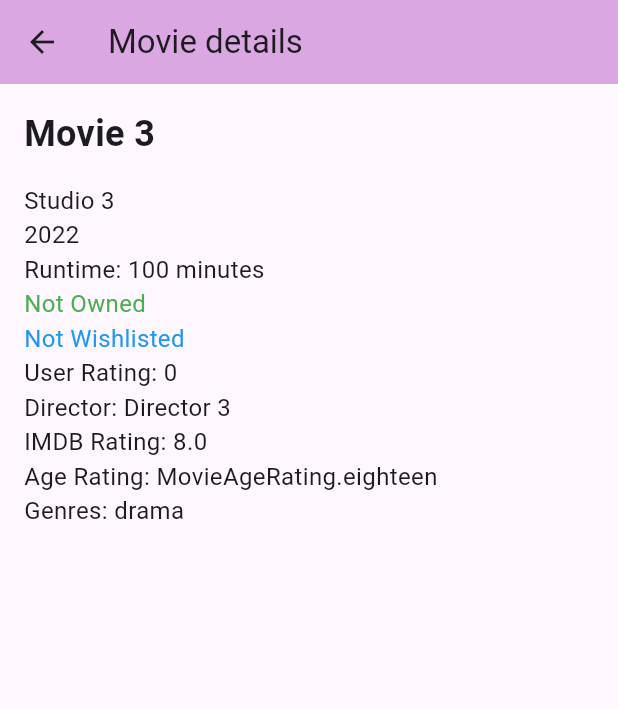
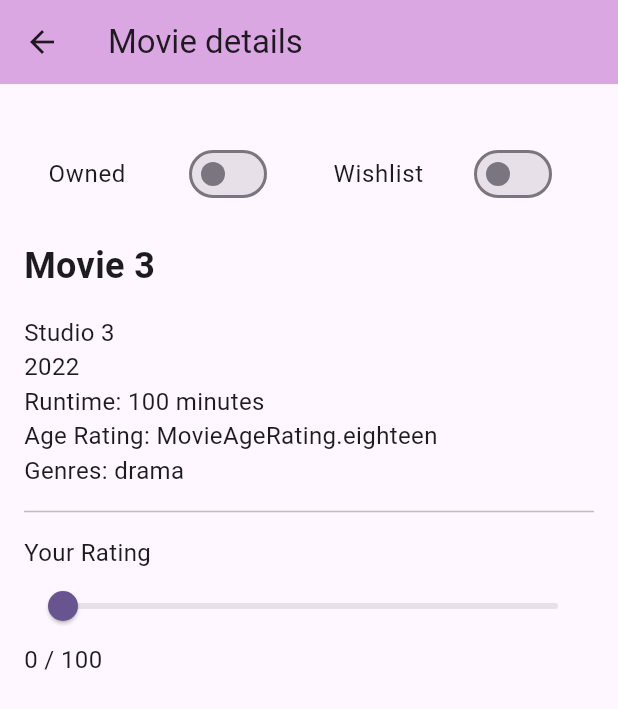
Before and after one commit to Robbo04/Flutter_GeekHobbyApp, a Flutter app: the screen it shows after launch, after a tap on "Movie 3", on a phone screen of 412 x 824 dp. Shown: the top 709 px of the screen. Run offline on Flutter 3.47's test engine with Material 3 defaults, Android fonts, the phone set to English and light mode, and no system bars; our stand-ins replace flutter_dotenv, hive, hive_flutter; accounts and stored records are empty; generated files the repository leaves out were written again; network calls fail.

Commit message:
displays for others /
displays
user rating bar slider

```diff
--- a/app_geek_hobby_app/lib/Classes/Widgets/Detail/item_display.dart
+++ b/app_geek_hobby_app/lib/Classes/Widgets/Detail/item_display.dart
@@ -1,3 +1,4 @@
+import 'package:app_geek_hobby_app/Classes/Widgets/user_rating_bar.dart';
 import 'package:flutter/material.dart';
 
 class ItemDisplay extends StatelessWidget {
@@ -8,6 +9,8 @@ class ItemDisplay extends StatelessWidget {
   final bool wishlisted;
   final ValueChanged<bool> onOwnedChanged;
   final ValueChanged<bool> onWishlistChanged;
+  final int userRating;
+  final ValueChanged<int> onUserRatingChanged;
 
   const ItemDisplay({
     super.key,
@@ -18,7 +21,12 @@ class ItemDisplay extends StatelessWidget {
     required this.wishlisted,
     required this.onOwnedChanged,
     required this.onWishlistChanged,
+    required this.userRating,
+    required this.onUserRatingChanged,
   });
+
+
+
 
   @override
   Widget build(BuildContext context) {
@@ -36,8 +44,7 @@ class ItemDisplay extends StatelessWidget {
                 child: Image.network(imageUrl!, height: 200),
               ),
             const SizedBox(height: 16),
-            ...details,
-            const SizedBox(height: 24),
+            // --- Add the toggles here ---
             Row(
               children: [
                 Expanded(
@@ -67,6 +74,14 @@ class ItemDisplay extends StatelessWidget {
                 ),
               ],
             ),
+            const SizedBox(height: 16),
+            ...details,
+            Divider(height: 32, color: Colors.grey[400]),
+            UserRatingSlider(
+              initialRating: userRating,
+              onChanged: onUserRatingChanged,
+            ),
+            const SizedBox(height: 16),
           ],
         ),
       ),
--- a/app_geek_hobby_app/lib/Classes/Widgets/Detail/movie_display.dart
+++ b/app_geek_hobby_app/lib/Classes/Widgets/Detail/movie_display.dart
@@ -1,73 +1,75 @@
 import 'package:app_geek_hobby_app/Classes/movie.dart';
 import 'package:flutter/material.dart';
+import 'package:app_geek_hobby_app/Classes/Widgets/Detail/item_display.dart';
 
-class MovieDisplay extends StatelessWidget {
+class MovieDisplay extends StatefulWidget {
   final Movie movie;
 
   const MovieDisplay({super.key, required this.movie});
 
   @override
+  State<MovieDisplay> createState() => _MovieDisplayState();
+}
+
+class _MovieDisplayState extends State<MovieDisplay> {
+  late bool owned;
+  late bool wishlisted;
+  late int userRating;
+
+  @override
+  void initState() {
+    super.initState();
+    owned = widget.movie.owned;
+    wishlisted = widget.movie.wishlist;
+    userRating = widget.movie.userRating;
+  }
+
+  void updateOwned(bool value) async {
+    setState(() {
+      owned = value;
+      if (owned) wishlisted = false;
+      widget.movie.owned = owned;
+      widget.movie.wishlist = wishlisted;
+    });
+    await widget.movie.save();
+  }
+
+  void updateWishlist(bool value) async {
+    setState(() {
+      wishlisted = value;
+      widget.movie.wishlist = wishlisted;
+    });
+    await widget.movie.save();
+  }
+
+  void updateUserRating(int rating) async {
+    setState(() {
+      userRating = rating;
+      widget.movie.userRating = rating;
+    });
+    await widget.movie.save();
+  }
+
+  @override
   Widget build(BuildContext context) {
-    return Scaffold(
-      appBar: AppBar(
-        title: Text("Movie details"), // Assuming 'item' has a 'name' property
-        backgroundColor: const Color.fromARGB(255, 219, 167, 227),
-      ),
-      body: Padding(
-        padding: const EdgeInsets.all(16.0),
-        child: Column(
-          crossAxisAlignment: CrossAxisAlignment.start,
-            children: [
-              Text(
-                movie.name,
-                style: const TextStyle(fontSize: 24, fontWeight: FontWeight.bold),
-              ),
-
-            const SizedBox(height: 16),
-            Text(
-              movie.studio,
-              style: const TextStyle(fontSize: 16),
-            ),
-            Text(
-              movie.yearReleased.toString(),
-              style: const TextStyle(fontSize: 16),
-            ),
-            Text(
-              "Runtime: ${movie.duration.toString()} minutes",
-              style: const TextStyle(fontSize: 16),
-            ),
-            Text(
-              movie.owned ? 'Owned' : 'Not Owned',
-              style: const TextStyle(fontSize: 16, color: Colors.green),
-            ),
-            Text(
-              movie.wishlist ? 'Wishlisted' : 'Not Wishlisted',
-              style: const TextStyle(fontSize: 16, color: Colors.blue),
-            ),
-            Text(
-              "User Rating: ${movie.userRating.toString()}",
-              style: const TextStyle(fontSize: 16),
-            ),
-            Text(
-              "Director: ${movie.director}",
-              style: const TextStyle(fontSize: 16),
-            ),
-            Text(
-              "IMDB Rating: ${movie.imdbRating.toString()}",
-              style: const TextStyle(fontSize: 16),
-            ),
-            Text(
-              "Age Rating: ${movie.ageRating.toString()}",
-              style: const TextStyle(fontSize: 16),
-            ),
-            Text(
-              "Genres: ${movie.genres.map((g) => g.toString().split('.').last).join(', ')}",
-              style: const TextStyle(fontSize: 16),
-            ),
-            // Add more item details here as needed
-          ],
-        ),
-      ),
+    return ItemDisplay(
+      title: "Movie details",
+      imageUrl: widget.movie.imageUrl,
+      details: [
+        Text(widget.movie.name, style: const TextStyle(fontSize: 24, fontWeight: FontWeight.bold)),
+        const SizedBox(height: 16),
+        Text(widget.movie.studio, style: const TextStyle(fontSize: 16)),
+        Text(widget.movie.yearReleased.toString(), style: const TextStyle(fontSize: 16)),
+        Text("Runtime: ${widget.movie.duration} minutes", style: const TextStyle(fontSize: 16)),
+        Text("Age Rating: ${widget.movie.ageRating}", style: const TextStyle(fontSize: 16)),
+        Text("Genres: ${widget.movie.genres.map((g) => g.toString().split('.').last).join(', ')}", style: const TextStyle(fontSize: 16)),
+      ],
+      owned: owned,
+      wishlisted: wishlisted,
+      onOwnedChanged: updateOwned,
+      onWishlistChanged: updateWishlist,
+      userRating: userRating,
+      onUserRatingChanged: updateUserRating,
     );
   }
 }
--- /dev/null
+++ b/app_geek_hobby_app/lib/Classes/Widgets/user_rating_bar.dart
@@ -0,0 +1,52 @@
+import 'package:flutter/material.dart';
+
+class UserRatingSlider extends StatefulWidget {
+  final int initialRating;
+  final ValueChanged<int> onChanged;
+
+  const UserRatingSlider({
+    super.key,
+    required this.initialRating,
+    required this.onChanged,
+  });
+
+  @override
+  State<UserRatingSlider> createState() => _UserRatingSliderState();
+}
+
+class _UserRatingSliderState extends State<UserRatingSlider> {
+  late double _sliderValue;
+
+  @override
+  void initState() {
+    super.initState();
+    _sliderValue = widget.initialRating.toDouble();
+  }
+
+  @override
+  Widget build(BuildContext context) {
+    return Column(
+      crossAxisAlignment: CrossAxisAlignment.start,
+      children: [
+        const Text('Your Rating', style: TextStyle(fontSize: 16)),
+        Slider(
+          min: 0,
+          max: 100,
+          divisions: 100,
+          value: _sliderValue,
+          label: _sliderValue.round().toString(),
+          onChanged: (value) {
+            setState(() {
+              _sliderValue = value;
+            });
+            widget.onChanged(_sliderValue.round());
+          },
+        ),
+        Text(
+          '${_sliderValue.round()} / 100',
+          style: const TextStyle(fontSize: 16),
+        ),
+      ],
+    );
+  }
+}
--- a/app_geek_hobby_app/lib/main.dart
+++ b/app_geek_hobby_app/lib/main.dart
@@ -37,6 +37,7 @@
   await Hive.openBox<Item>('items');
   await Hive.openBox<List>('rawg_search_results');
   await Hive.openBox<Game>('rawg_game_details');
+
 }
 
 void main() async {
```
Also changed, not shown: app_geek_hobby_app/lib/Classes/Widgets/Detail/anime_display.dart (+63 -53 lines), app_geek_hobby_app/lib/Classes/Widgets/Detail/game_display.dart (+11 -2 lines), app_geek_hobby_app/lib/Classes/Widgets/Detail/show_display.dart (+63 -60 lines).
